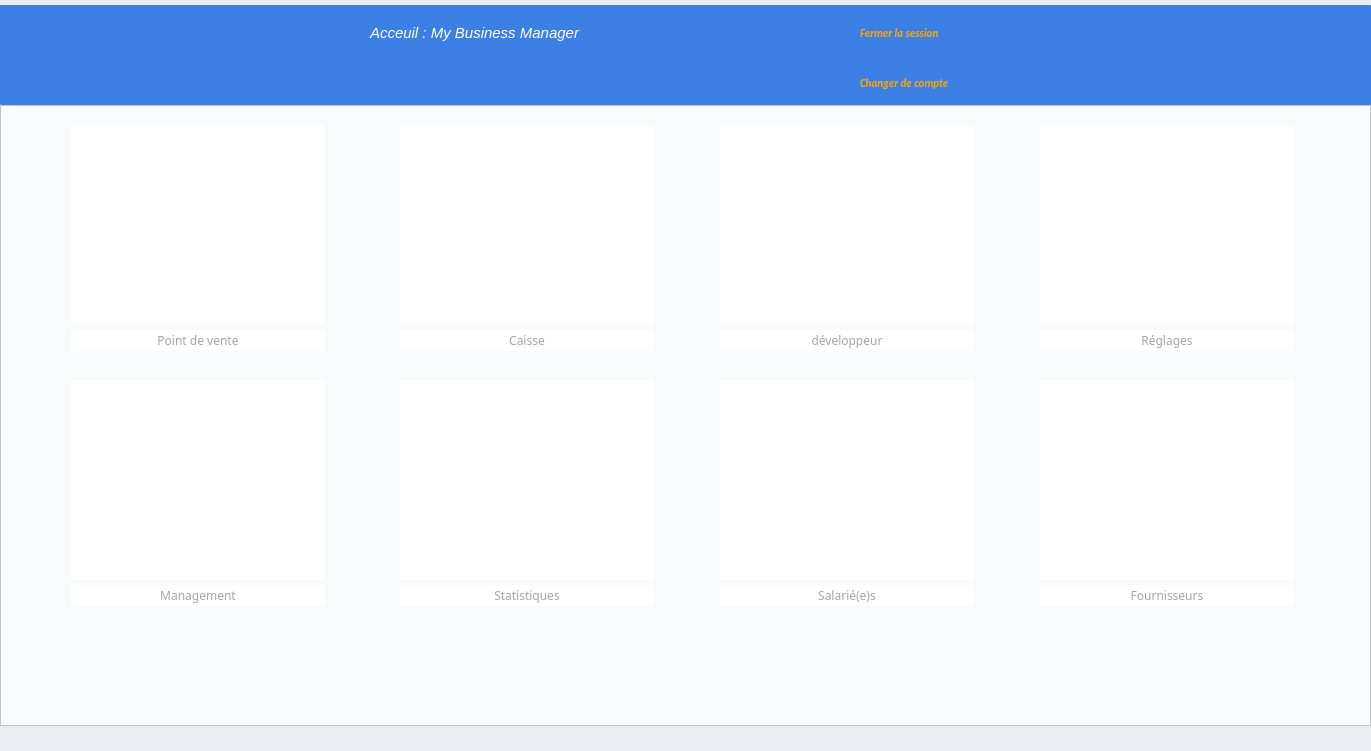
Old version of the form DESIGN/WIDGETS/HomeWidget.ui in the repository indigene-way/ERP_business_Manager.
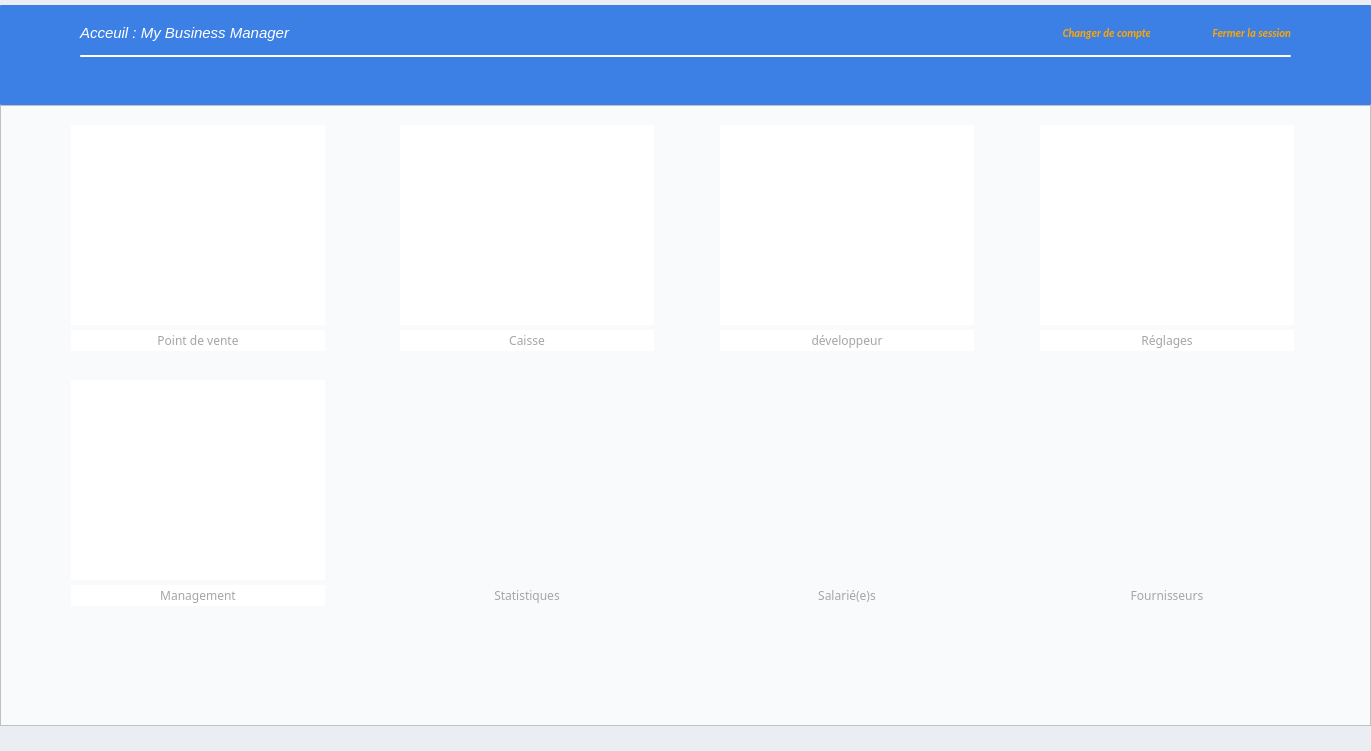
New version of the form. Icons and pictures are not drawn.

The edit to the form file:
```diff
--- a/DESIGN/WIDGETS/HomeWidget.ui
+++ b/DESIGN/WIDGETS/HomeWidget.ui
@@ -603,7 +603,7 @@
       </font>
      </property>
      <property name="cursor">
-      <cursorShape>ArrowCursor</cursorShape>
+      <cursorShape>PointingHandCursor</cursorShape>
      </property>
      <property name="toolTip">
       <string/>
@@ -663,7 +663,7 @@
       <cursorShape>ArrowCursor</cursorShape>
      </property>
      <property name="toolTip">
-      <string/>
+      <string>Votre pack ne contient pas cette rubrique</string>
      </property>
      <property name="statusTip">
       <string/>
@@ -672,9 +672,7 @@
       <bool>false</bool>
      </property>
      <property name="styleSheet">
-      <string notr="true">QPushButton{background-color:white;text-align:center; color : #000028; border: 0px solid #000028;}
-QPushButton:hover{background-color:#287ee1;color:white;}
-QPushButton:focus{background-color:#287ee1;color:white;}</string>
+      <string notr="true">QPushButton{background-color:#f9fafc;text-align:center; color : #000028; border: 0px solid #000028;}</string>
      </property>
      <property name="text">
       <string/>
@@ -708,7 +706,7 @@
       </font>
      </property>
      <property name="styleSheet">
-      <string notr="true">background:white;color:#a4a5a7;</string>
+      <string notr="true">background:#f9fafc;color:#a4a5a7;</string>
      </property>
      <property name="text">
       <string>Fournisseurs</string>
@@ -747,7 +745,7 @@
       <cursorShape>ArrowCursor</cursorShape>
      </property>
      <property name="toolTip">
-      <string/>
+      <string>Votre pack ne contient pas cette rubrique</string>
      </property>
      <property name="statusTip">
       <string/>
@@ -756,9 +754,7 @@
       <bool>false</bool>
      </property>
      <property name="styleSheet">
-      <string notr="true">QPushButton{background-color:white;text-align:center; color : #000028; border: 0px solid #000028;}
-QPushButton:hover{background-color:#287ee1;color:white;}
-QPushButton:focus{background-color:#287ee1;color:white;}</string>
+      <string notr="true">QPushButton{background-color:#f9fafc;text-align:center; color : #000028; border: 0px solid #000028;}</string>
      </property>
      <property name="text">
       <string/>
@@ -795,7 +791,7 @@
       </font>
      </property>
      <property name="styleSheet">
-      <string notr="true">background:white;color:#a4a5a7;</string>
+      <string notr="true">background:#f9fafc;color:#a4a5a7;</string>
      </property>
      <property name="text">
       <string>Statistiques</string>
@@ -822,7 +818,7 @@
       </font>
      </property>
      <property name="styleSheet">
-      <string notr="true">background:white;color:#a4a5a7;</string>
+      <string notr="true">background:#f9fafc;color:#a4a5a7;</string>
      </property>
      <property name="text">
       <string>Salarié(e)s</string>
@@ -861,7 +857,7 @@
       <cursorShape>ArrowCursor</cursorShape>
      </property>
      <property name="toolTip">
-      <string/>
+      <string>Votre pack ne contient pas cette rubrique</string>
      </property>
      <property name="statusTip">
       <string/>
@@ -870,9 +866,7 @@
       <bool>false</bool>
      </property>
      <property name="styleSheet">
-      <string notr="true">QPushButton{background-color:white;text-align:center; color : #000028; border: 0px solid #000028;}
-QPushButton:hover{background-color:#287ee1;color:white;}
-QPushButton:focus{background-color:#287ee1;color:white;}</string>
+      <string notr="true">QPushButton{background-color:#f9fafc;text-align:center; color : #000028; border: 0px solid #000028;}</string>
      </property>
      <property name="text">
       <string/>
@@ -918,8 +912,8 @@
     <widget class="QPushButton" name="disconnect">
      <property name="geometry">
       <rect>
-       <x>850</x>
-       <y>60</y>
+       <x>1010</x>
+       <y>10</y>
        <width>141</width>
        <height>35</height>
       </rect>
@@ -954,7 +948,7 @@
       <bool>false</bool>
      </property>
      <property name="styleSheet">
-      <string notr="true">QPushButton{background-color:#3c80e5; color : orange; border: 0px solid #000028 ;  text-align:left; padding-left:10px;}
+      <string notr="true">QPushButton{background-color:#3c80e5; color : orange; border: 0px solid #000028 ;  text-align:right; padding-left:10px;}
 QPushButton:hover{background-color:#3c80e5;color:white;border: 0px solid #ecf0f5}
 QPushButton:focus{color:#00ea00}</string>
      </property>
@@ -975,7 +969,7 @@
     <widget class="QPushButton" name="who_2">
      <property name="geometry">
       <rect>
-       <x>360</x>
+       <x>70</x>
        <y>10</y>
        <width>251</width>
        <height>35</height>
@@ -1031,8 +1025,8 @@
     <widget class="QPushButton" name="who">
      <property name="geometry">
       <rect>
-       <x>360</x>
-       <y>50</y>
+       <x>70</x>
+       <y>60</y>
        <width>251</width>
        <height>35</height>
       </rect>
@@ -1087,7 +1081,7 @@
     <widget class="QPushButton" name="powerOff">
      <property name="geometry">
       <rect>
-       <x>850</x>
+       <x>1150</x>
        <y>10</y>
        <width>141</width>
        <height>35</height>
@@ -1123,7 +1117,7 @@
       <bool>false</bool>
      </property>
      <property name="styleSheet">
-      <string notr="true">QPushButton{background-color:#3c80e5; color : orange; border: 0px solid #000028 ;  text-align:left; padding-left:10px;}
+      <string notr="true">QPushButton{background-color:#3c80e5; color : orange; border: 0px solid #000028 ;  text-align:right; padding-left:10px;}
 QPushButton:hover{background-color:#3c80e5;color:white;border: 0px solid #ecf0f5}
 QPushButton:focus{color:#00ea00}</string>
      </property>
@@ -1141,6 +1135,22 @@
       </size>
      </property>
     </widget>
+    <widget class="Line" name="line">
+     <property name="geometry">
+      <rect>
+       <x>80</x>
+       <y>50</y>
+       <width>1211</width>
+       <height>2</height>
+      </rect>
+     </property>
+     <property name="styleSheet">
+      <string notr="true">background:white;color:white;</string>
+     </property>
+     <property name="orientation">
+      <enum>Qt::Horizontal</enum>
+     </property>
+    </widget>
    </widget>
   </widget>
  </widget>
```
